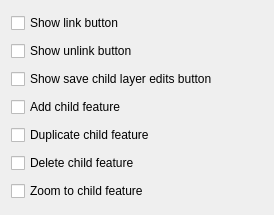
qgis/QGIS, file src/ui/qgsrelationeditorconfigwidgetbase.ui: the form before one commit.
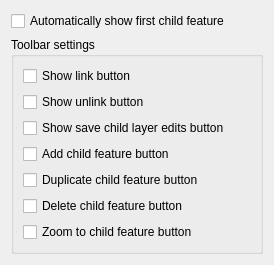
The form after the commit.

Commit message: [editor widgets] Provide a show first feature setting to avoid UI freeze of attribute form containing a large number of embedded relations

Diff of the .ui file:
```diff
--- a/src/ui/qgsrelationeditorconfigwidgetbase.ui
+++ b/src/ui/qgsrelationeditorconfigwidgetbase.ui
@@ -15,6 +15,25 @@
   </property>
   <layout class="QVBoxLayout" name="verticalLayout">
    <item>
+    <widget class="QCheckBox" name="mShowFirstFeature">
+     <property name="text">
+      <string>Automatically show first child feature</string>
+     </property>
+    </widget>
+   </item>
+   <item>
+    <widget class="QGroupBox" name="mButtonsVisibility">
+     <property name="sizePolicy">
+        <sizepolicy hsizetype="Preferred" vsizetype="Preferred">
+        <horstretch>0</horstretch>
+        <verstretch>4</verstretch>
+        </sizepolicy>
+     </property>
+     <property name="title">
+        <string>Toolbar settings</string>
+     </property>
+     <layout class="QVBoxLayout" name="verticalLayout_2">
+      <item>
     <widget class="QCheckBox" name="mRelationShowLinkCheckBox">
      <property name="text">
       <string>Show link button</string>
@@ -38,29 +57,32 @@
    <item>
     <widget class="QCheckBox" name="mRelationShowAddChildCheckBox">
      <property name="text">
-      <string>Add child feature</string>
+         <string>Add child feature button</string>
      </property>
     </widget>
    </item>
    <item>
     <widget class="QCheckBox" name="mRelationShowDuplicateChildFeatureCheckBox">
      <property name="text">
-      <string>Duplicate child feature</string>
+         <string>Duplicate child feature button</string>
      </property>
     </widget>
    </item>
    <item>
     <widget class="QCheckBox" name="mRelationDeleteChildFeatureCheckBox">
      <property name="text">
-      <string>Delete child feature</string>
+         <string>Delete child feature button</string>
      </property>
     </widget>
    </item>
    <item>
     <widget class="QCheckBox" name="mRelationShowZoomToFeatureCheckBox">
      <property name="text">
-      <string>Zoom to child feature</string>
-     </property>
+         <string>Zoom to child feature button</string>
+        </property>
+       </widget>
+      </item>
+     </layout>
     </widget>
    </item>
   </layout>
```
Lines whose indentation alone changed are shown as unchanged. The commit also changes 5 other files.
